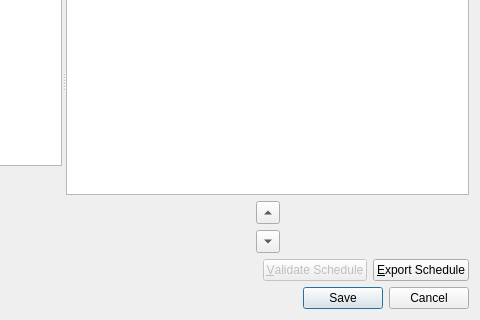
Old version of the form Forms/ui_scheduleDialog.ui in the repository diana134/afs; both pictures show x 353 to 833 and y 103 to 423 of the 833 by 423 pixel window.
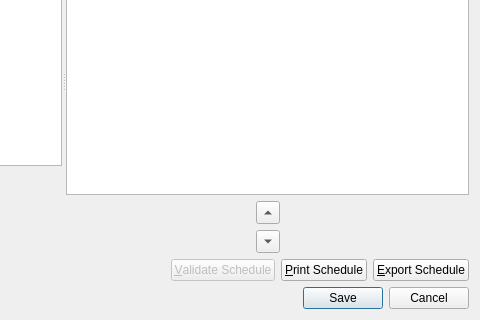
New version of the form.

Commit message: Can print schedule to word file, fixed events not knowing their class name.

Patch:
```diff
--- a/Forms/ui_scheduleDialog.ui
+++ b/Forms/ui_scheduleDialog.ui
@@ -208,6 +208,13 @@
        </property>
       </widget>
      </item>
+     <item>
+      <widget class="QPushButton" name="printScheduleBtn">
+       <property name="text">
+        <string>&amp;Print Schedule</string>
+       </property>
+      </widget>
+     </item>
      <item>
       <widget class="QPushButton" name="exportScheduleBtn">
        <property name="text">
```
The commit also changes 20 other files.
